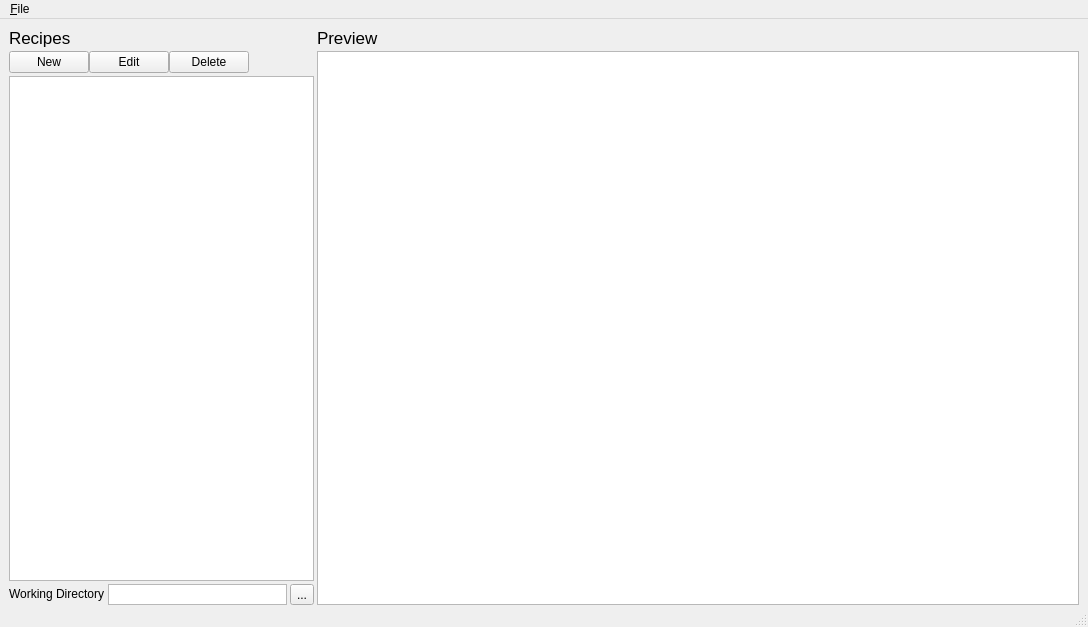
Before: the Qt Designer form homebrewGUI.ui in heathercaz/homebrew-controller, drawn with Qt 5.
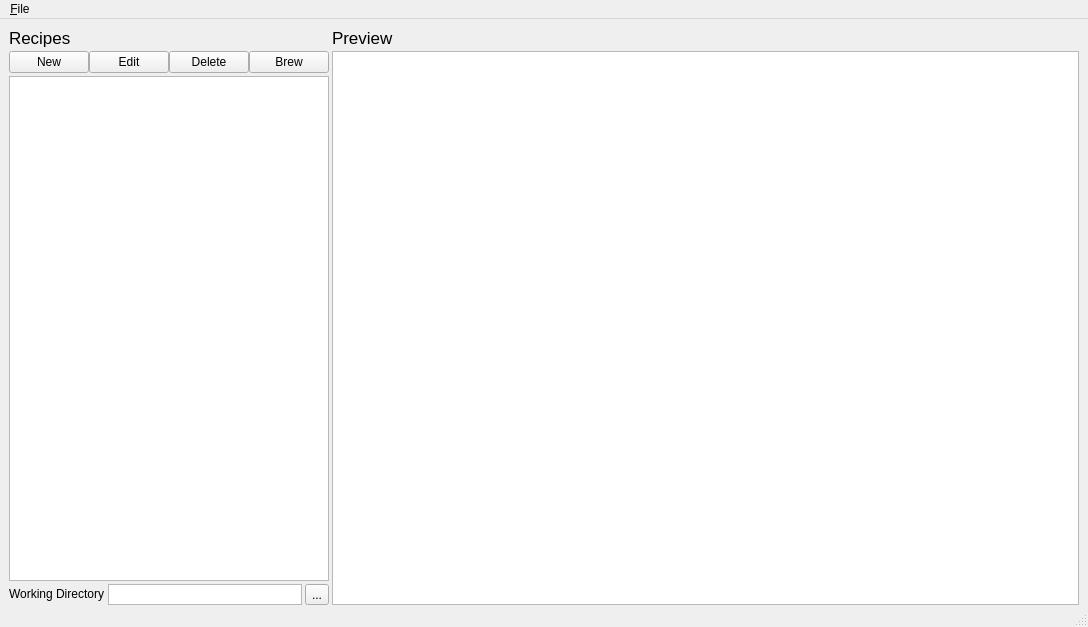
After: the same form once the commit is applied.

```diff
--- a/homebrewGUI.ui
+++ b/homebrewGUI.ui
@@ -102,17 +102,11 @@
          </widget>
         </item>
         <item>
-         <spacer name="horizontalSpacer">
-          <property name="orientation">
-           <enum>Qt::Horizontal</enum>
+         <widget class="QPushButton" name="pushButton">
+          <property name="text">
+           <string>Brew</string>
           </property>
-          <property name="sizeHint" stdset="0">
-           <size>
-            <width>40</width>
-            <height>20</height>
-           </size>
-          </property>
-         </spacer>
+         </widget>
         </item>
        </layout>
       </item>
```
